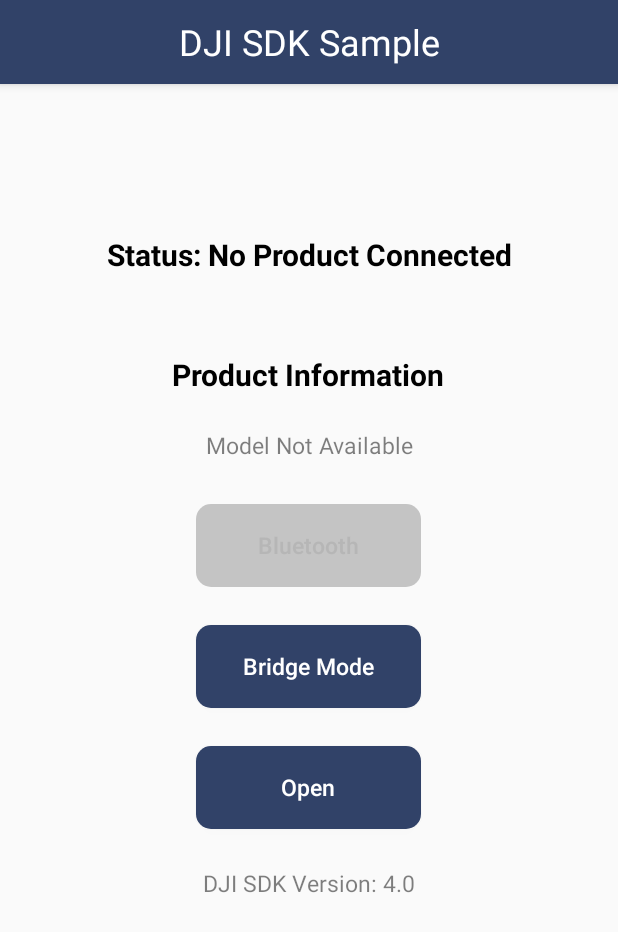
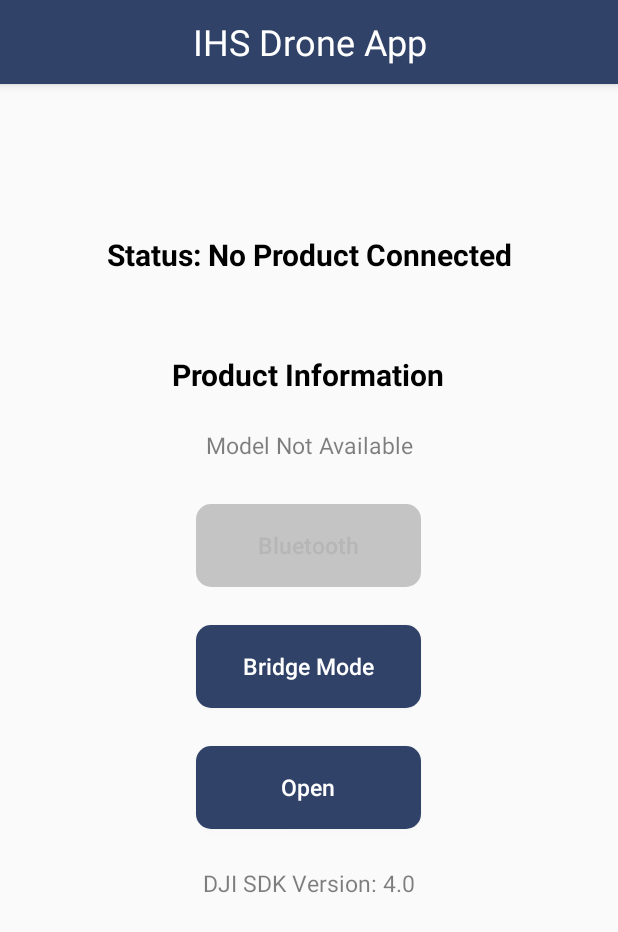
Before and after one commit to rorosaurus/IHS-Drone-App, an Android app: the screen it shows after launch (MainActivity), on a phone screen of 412 x 824 dp. Shown: the top 932 px of the screen. Run offline under Robolectric (Android 15) with nearby library versions, the phone set to English and light mode, and no system bars; libraries missing offline, so code that uses them is left out: com.squareup.otto, dji.common.error, dji.log, dji.sdk.base, dji.sdk.products and 1 more; 7 statements that could not run were skipped.

Commit message:
edit the app name

```diff
--- a/Sample Code/app/src/main/res/values/strings.xml
+++ b/Sample Code/app/src/main/res/values/strings.xml
@@ -1,5 +1,5 @@
 <resources>
-    <string name="app_name">DJI SDK Sample</string>
+    <string name="app_name">IHS Drone App</string>
     <string name="action_settings">Settings</string>
 
     <string name="sdk_version">DJI SDK Version: 4.0</string>
```
